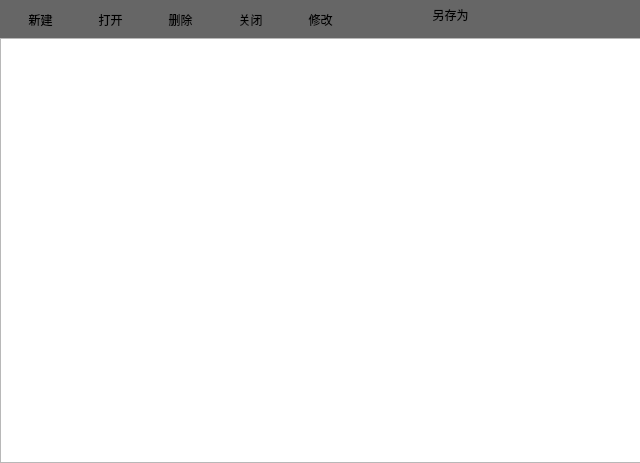
sl5976886/sectool, file taskmanagedialog.ui: the form before one commit.
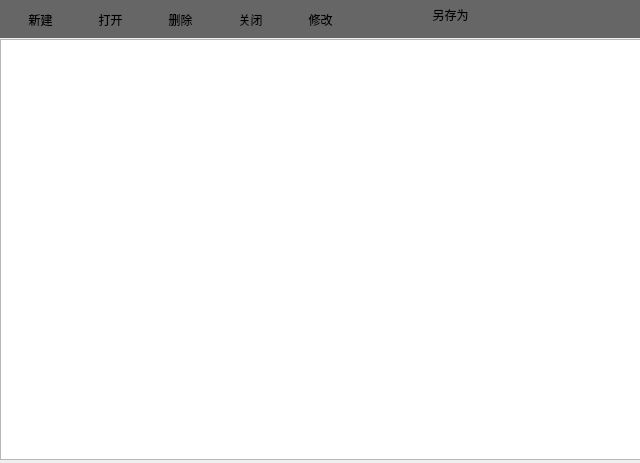
The form after the commit.

```diff
--- a/taskmanagedialog.ui
+++ b/taskmanagedialog.ui
@@ -32,9 +32,9 @@
     <property name="geometry">
      <rect>
       <x>0</x>
-      <y>0</y>
+      <y>1</y>
       <width>641</width>
-      <height>425</height>
+      <height>421</height>
      </rect>
     </property>
    </widget>
```
